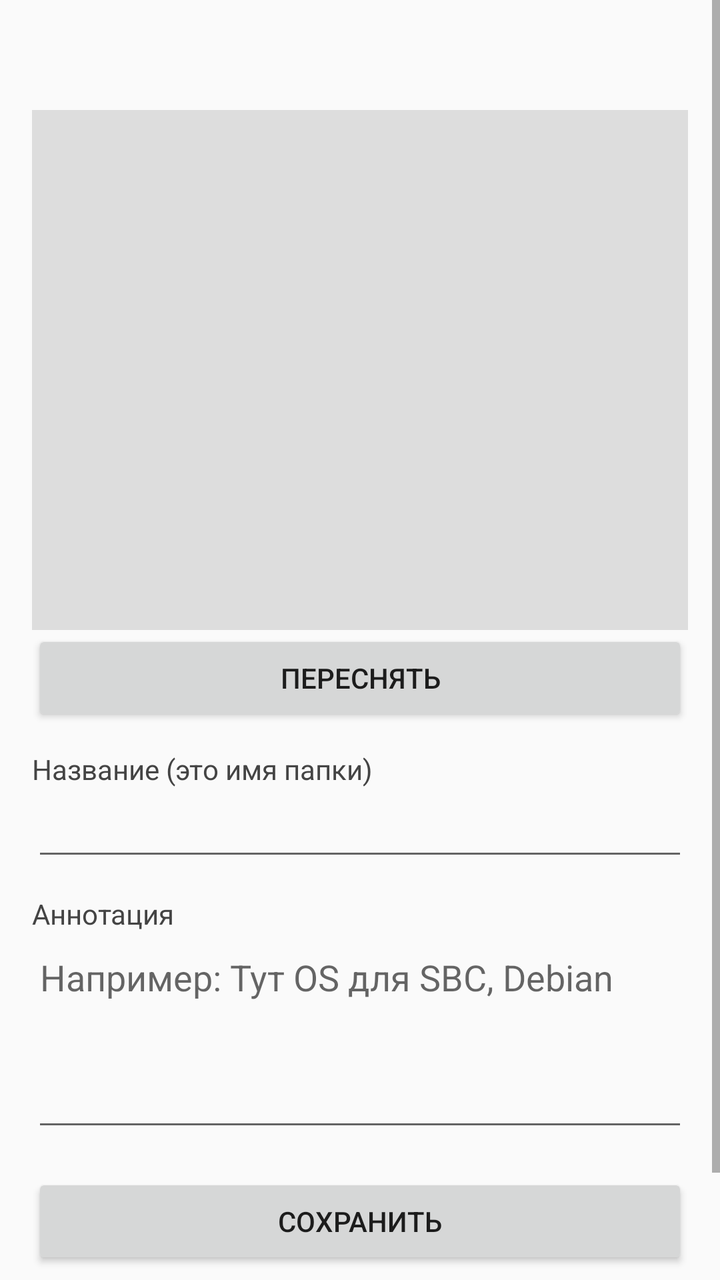
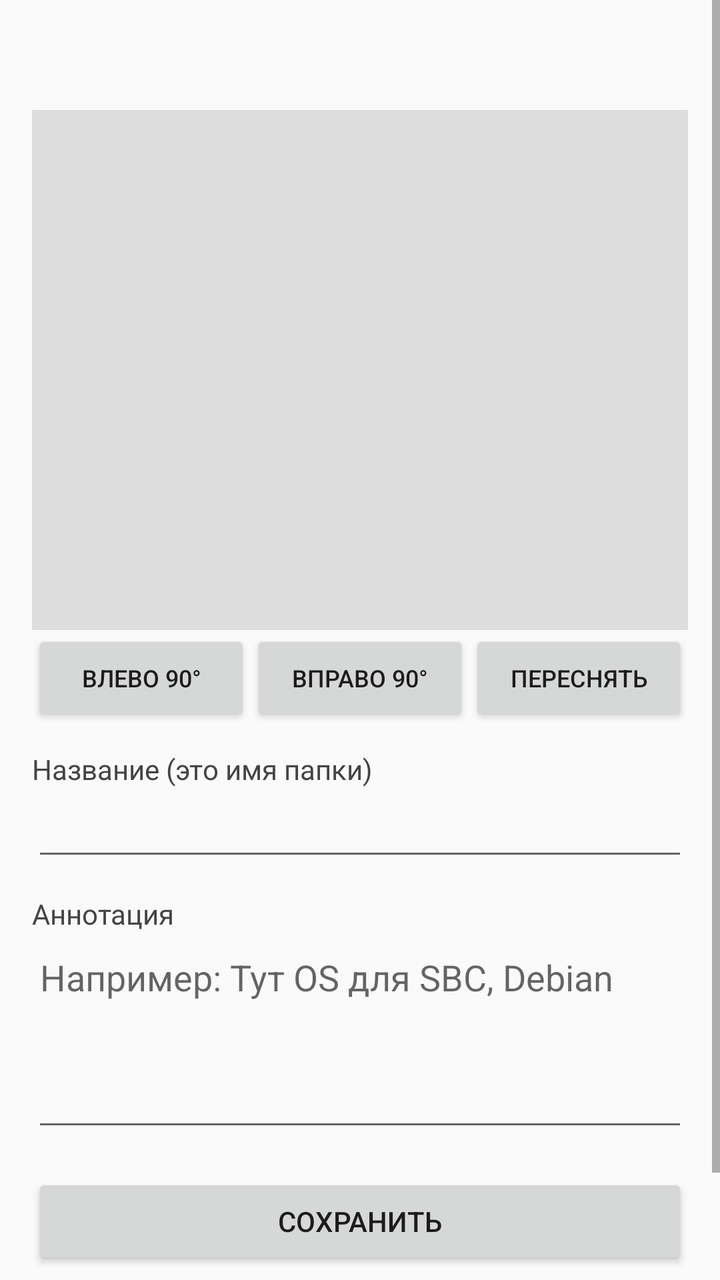

Before-and-after screenshots of an Android layout around one commit, followed by the original layout XML and the change that was made.
<!-- AndroidManifest.xml: application theme AppTheme -->
<!-- res/layout/activity_edit.xml -->
<?xml version="1.0" encoding="utf-8"?>
<ScrollView xmlns:android="http://schemas.android.com/apk/res/android"
    android:layout_width="match_parent"
    android:layout_height="match_parent"
    android:background="#FAFAFA">

    <LinearLayout
        android:layout_width="match_parent"
        android:layout_height="wrap_content"
        android:orientation="vertical"
        android:padding="16dp">

        <TextView
            android:id="@+id/title"
            android:layout_width="match_parent"
            android:layout_height="wrap_content"
            android:textColor="#111111"
            android:textSize="20sp"
            android:textStyle="bold" />

        <ImageView
            android:id="@+id/photo"
            android:layout_width="match_parent"
            android:layout_height="260dp"
            android:layout_marginTop="12dp"
            android:background="#DDDDDD"
            android:scaleType="fitCenter" />

        <Button
            android:id="@+id/btnRetake"
            android:layout_width="match_parent"
            android:layout_height="wrap_content"
            android:text="Переснять" />

        <TextView
            android:layout_width="wrap_content"
            android:layout_height="wrap_content"
            android:layout_marginTop="12dp"
            android:text="Название (это имя папки)"
            android:textColor="#444444" />

        <EditText
            android:id="@+id/nameEt"
            android:layout_width="match_parent"
            android:layout_height="wrap_content"
            android:inputType="text"
            android:maxLines="1" />

        <TextView
            android:layout_width="wrap_content"
            android:layout_height="wrap_content"
            android:layout_marginTop="12dp"
            android:text="Аннотация"
            android:textColor="#444444" />

        <EditText
            android:id="@+id/noteEt"
            android:layout_width="match_parent"
            android:layout_height="wrap_content"
            android:gravity="top"
            android:hint="Например: Тут OS для SBC, Debian"
            android:inputType="textMultiLine|textCapSentences"
            android:minLines="4" />

        <Button
            android:id="@+id/btnSave"
            android:layout_width="match_parent"
            android:layout_height="wrap_content"
            android:layout_marginTop="16dp"
            android:text="Сохранить" />

        <Button
            android:id="@+id/btnDelete"
            android:layout_width="match_parent"
            android:layout_height="wrap_content"
            android:text="Удалить"
            android:textColor="#C62828" />
    </LinearLayout>
</ScrollView>
<!-- resources referenced by this layout -->
<resources>
  <style name="AppTheme" parent="Theme.AppCompat.Light.NoActionBar">
          <item name="colorPrimary">#1565C0</item>
          <item name="colorPrimaryDark">#0D47A1</item>
          <item name="colorAccent">#1565C0</item>
          <item name="android:statusBarColor">#0D47A1</item>
      </style>
</resources>

<!-- the commit's change to res/layout/activity_edit.xml (unified diff, before → after) -->
@@ -26,11 +26,35 @@
             android:background="#DDDDDD"
             android:scaleType="fitCenter" />
 
-        <Button
-            android:id="@+id/btnRetake"
+        <LinearLayout
             android:layout_width="match_parent"
             android:layout_height="wrap_content"
-            android:text="Переснять" />
+            android:orientation="horizontal">
+
+            <Button
+                android:id="@+id/btnRotL"
+                android:layout_width="0dp"
+                android:layout_height="wrap_content"
+                android:layout_weight="1"
+                android:text="Влево 90°"
+                android:textSize="12sp" />
+
+            <Button
+                android:id="@+id/btnRotR"
+                android:layout_width="0dp"
+                android:layout_height="wrap_content"
+                android:layout_weight="1"
+                android:text="Вправо 90°"
+                android:textSize="12sp" />
+
+            <Button
+                android:id="@+id/btnRetake"
+                android:layout_width="0dp"
+                android:layout_height="wrap_content"
+                android:layout_weight="1"
+                android:text="Переснять"
+                android:textSize="12sp" />
+        </LinearLayout>
 
         <TextView
             android:layout_width="wrap_content"
